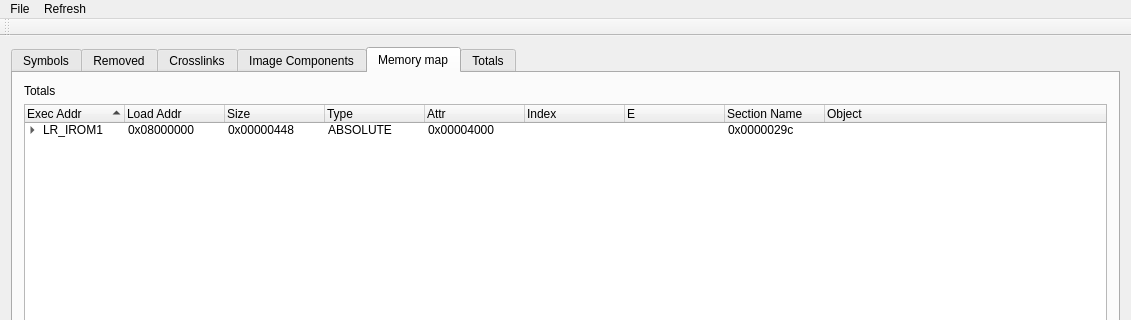
The window that src/mainwindow.ui (sagasm/MDK-MapViewer) describes before a commit, drawn with Qt 5; both pictures show x 0 to 1131 and y 0 to 320 of the 1131 by 907 pixel window.
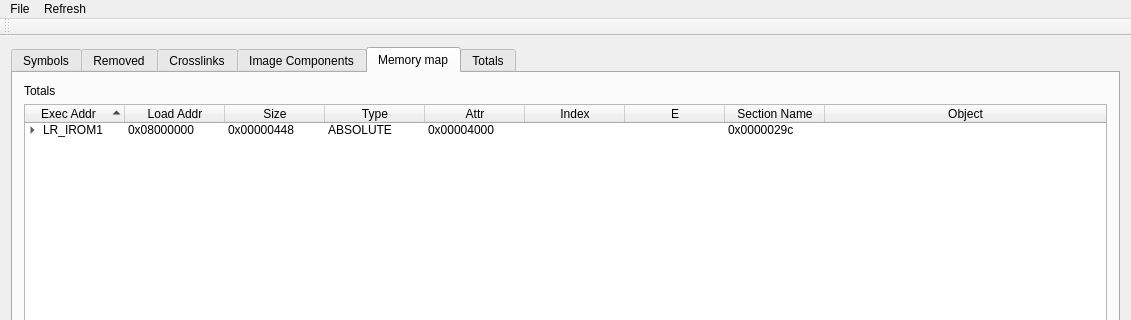
The same window after the commit.

Commit message: Change some item text alignment to right.

The edit to the form file:
```diff
--- a/src/mainwindow.ui
+++ b/src/mainwindow.ui
@@ -349,46 +349,73 @@
            <property name="text">
             <string>Exec Addr</string>
            </property>
+           <property name="textAlignment">
+            <set>AlignCenter</set>
+           </property>
           </column>
           <column>
            <property name="text">
             <string>Load Addr</string>
            </property>
+           <property name="textAlignment">
+            <set>AlignCenter</set>
+           </property>
           </column>
           <column>
            <property name="text">
             <string>Size</string>
            </property>
+           <property name="textAlignment">
+            <set>AlignCenter</set>
+           </property>
           </column>
           <column>
            <property name="text">
             <string>Type</string>
            </property>
+           <property name="textAlignment">
+            <set>AlignCenter</set>
+           </property>
           </column>
           <column>
            <property name="text">
             <string>Attr</string>
            </property>
+           <property name="textAlignment">
+            <set>AlignCenter</set>
+           </property>
           </column>
           <column>
            <property name="text">
             <string>Index</string>
            </property>
+           <property name="textAlignment">
+            <set>AlignCenter</set>
+           </property>
           </column>
           <column>
            <property name="text">
             <string>E</string>
            </property>
+           <property name="textAlignment">
+            <set>AlignCenter</set>
+           </property>
           </column>
           <column>
            <property name="text">
             <string>Section Name</string>
            </property>
+           <property name="textAlignment">
+            <set>AlignCenter</set>
+           </property>
           </column>
           <column>
            <property name="text">
             <string>Object</string>
            </property>
+           <property name="textAlignment">
+            <set>AlignCenter</set>
+           </property>
           </column>
           <item>
            <property name="text">
```
The commit also changes 1 other file.
